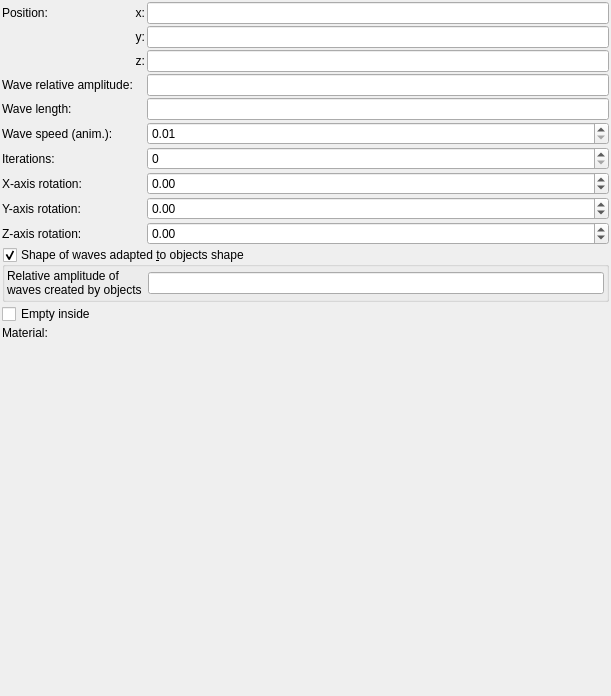
First picture: the form in mandelbulber2/formula/ui/primitive_water.ui, repository buddhi1980/mandelbulber2, before the edit.
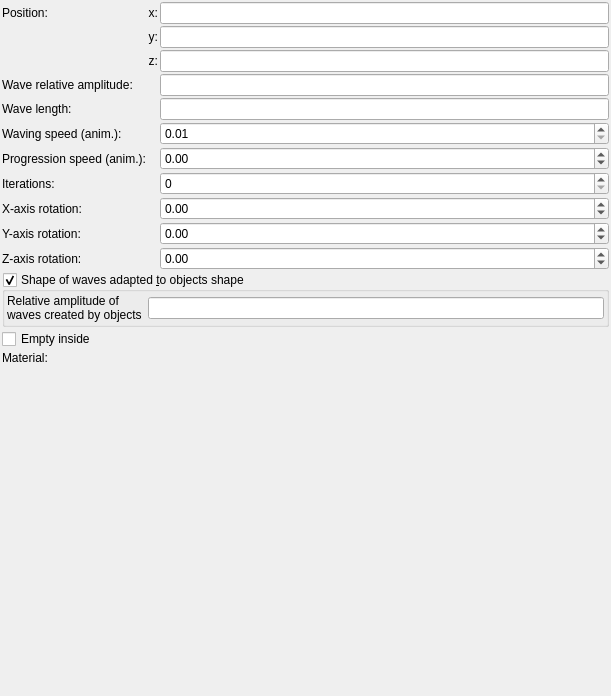
Second picture: the form after the edit. Custom widgets are drawn as their Qt base class.

Commit message: Added parameter to control water progression speed in animation

Patch:
```diff
--- a/mandelbulber2/formula/ui/primitive_water.ui
+++ b/mandelbulber2/formula/ui/primitive_water.ui
@@ -34,7 +34,7 @@
      <property name="spacing">
       <number>2</number>
      </property>
-     <item row="6" column="2">
+     <item row="7" column="2">
       <widget class="MySpinBox" name="spinboxInt_iterations">
        <property name="sizePolicy">
         <sizepolicy hsizetype="Minimum" vsizetype="Maximum">
@@ -85,14 +85,14 @@
        </property>
       </widget>
      </item>
-     <item row="7" column="0">
+     <item row="8" column="0">
       <widget class="QLabel" name="label_8">
        <property name="text">
         <string>X-axis rotation:</string>
        </property>
       </widget>
      </item>
-     <item row="6" column="0">
+     <item row="7" column="0">
       <widget class="QLabel" name="label_17">
        <property name="text">
         <string>Iterations:</string>
@@ -106,7 +106,7 @@
        </property>
       </widget>
      </item>
-     <item row="9" column="2">
+     <item row="10" column="2">
       <widget class="MyDoubleSpinBox" name="spinboxd3_rotation_z">
        <property name="sizePolicy">
         <sizepolicy hsizetype="Minimum" vsizetype="Maximum">
@@ -137,7 +137,7 @@
      <item row="5" column="0">
       <widget class="QLabel" name="label_20">
        <property name="text">
-        <string>Wave speed (anim.):</string>
+        <string>Waving speed (anim.):</string>
        </property>
       </widget>
      </item>
@@ -161,14 +161,14 @@
        </property>
       </widget>
      </item>
-     <item row="8" column="0">
+     <item row="9" column="0">
       <widget class="QLabel" name="label_9">
        <property name="text">
         <string>Y-axis rotation:</string>
        </property>
       </widget>
      </item>
-     <item row="8" column="2">
+     <item row="9" column="2">
       <widget class="MyDoubleSpinBox" name="spinboxd3_rotation_y">
        <property name="sizePolicy">
         <sizepolicy hsizetype="Minimum" vsizetype="Maximum">
@@ -196,7 +196,7 @@
        </property>
       </widget>
      </item>
-     <item row="9" column="0">
+     <item row="10" column="0">
       <widget class="QLabel" name="label_15">
        <property name="text">
         <string>Z-axis rotation:</string>
@@ -263,7 +263,7 @@
        </property>
       </widget>
      </item>
-     <item row="7" column="2">
+     <item row="8" column="2">
       <widget class="MyDoubleSpinBox" name="spinboxd3_rotation_x">
        <property name="sizePolicy">
         <sizepolicy hsizetype="Minimum" vsizetype="Maximum">
@@ -298,14 +298,14 @@
        </property>
       </widget>
      </item>
-     <item row="12" column="0">
+     <item row="13" column="0">
       <widget class="QLabel" name="label_21">
        <property name="text">
         <string>Material:</string>
        </property>
       </widget>
      </item>
-     <item row="12" column="1" colspan="2">
+     <item row="13" column="1" colspan="2">
       <widget class="cMaterialSelector" name="materialselector_material_id" native="true">
        <property name="sizePolicy">
         <sizepolicy hsizetype="Preferred" vsizetype="Minimum">
@@ -315,7 +315,7 @@
        </property>
       </widget>
      </item>
-     <item row="11" column="0" colspan="3">
+     <item row="12" column="0" colspan="3">
       <widget class="MyCheckBox" name="checkBox_empty">
        <property name="sizePolicy">
         <sizepolicy hsizetype="Minimum" vsizetype="Maximum">
@@ -328,7 +328,7 @@
        </property>
       </widget>
      </item>
-     <item row="10" column="0" colspan="3">
+     <item row="11" column="0" colspan="3">
       <widget class="MyGroupBox" name="groupCheck_wave_from_objects_enable">
        <property name="title">
         <string>Shape of waves adapted &amp;to objects shape</string>
@@ -376,6 +376,41 @@
        </layout>
       </widget>
      </item>
+     <item row="6" column="2">
+      <widget class="MyDoubleSpinBox" name="spinbox_anim_progression_speed">
+       <property name="sizePolicy">
+        <sizepolicy hsizetype="Minimum" vsizetype="Maximum">
+         <horstretch>0</horstretch>
+         <verstretch>0</verstretch>
+        </sizepolicy>
+       </property>
+       <property name="prefix">
+        <string/>
+       </property>
+       <property name="suffix">
+        <string/>
+       </property>
+       <property name="decimals">
+        <number>2</number>
+       </property>
+       <property name="minimum">
+        <double>-100.000000000000000</double>
+       </property>
+       <property name="maximum">
+        <double>100.000000000000000</double>
+       </property>
+       <property name="singleStep">
+        <double>0.100000000000000</double>
+       </property>
+      </widget>
+     </item>
+     <item row="6" column="0">
+      <widget class="QLabel" name="label_22">
+       <property name="text">
+        <string>Progression speed (anim.):</string>
+       </property>
+      </widget>
+     </item>
     </layout>
    </item>
    <item>
```
The commit also changes 6 other files.
